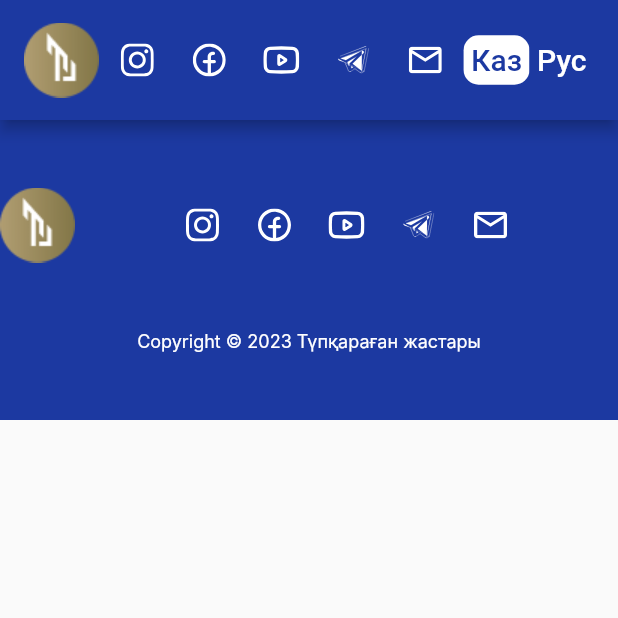
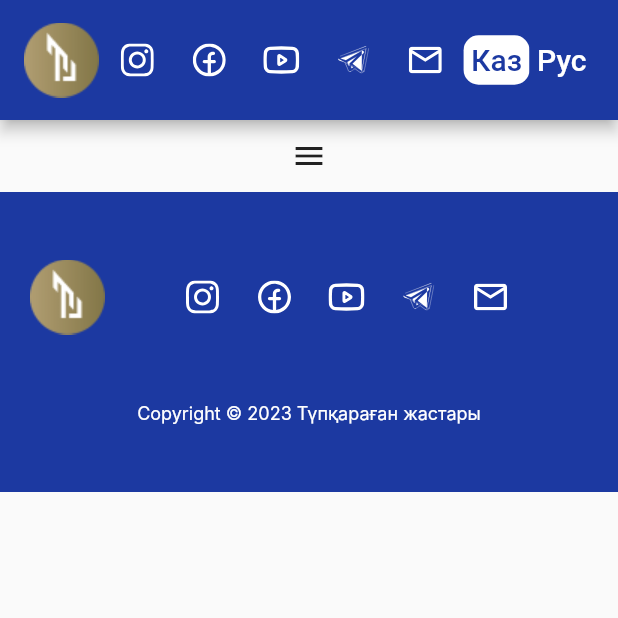
Before and after one commit to jaqsyit/tj_app, a Flutter app: the screen it shows after launch, on a phone screen of 412 x 824 dp, the top half of it. Run offline on Flutter 3.47's test engine with Material 2 defaults, Android fonts, the light colour scheme and no system bars; our stand-ins replace flutter_secure_storage, flutter_svg; Roboto replaces fonts that are missing (Inter).

Commit message:
Some changes

```diff
--- a/lib/features/constructor.dart
+++ b/lib/features/constructor.dart
@@ -1,13 +1,37 @@
+// import 'package:flutter/material.dart';
+// import 'package:tj_app/constants/styles.dart';
+// import 'package:tj_app/widgets/footer.dart';
+// import 'package:tj_app/widgets/header.dart';
+
+// class Construct extends StatelessWidget {
+//   const Construct({super.key});
+
+//   @override
+//   Widget build(BuildContext context) {
+//     return Scaffold(
+//       appBar: AppBar(
+//         toolbarHeight: 80,
+//         centerTitle: true,
+//         backgroundColor: AppStyles().color1,
+//         title: const Header(),
+//       ),
+//       body: const Footer(),
+//     );
+//   }
+// }
+
 import 'package:flutter/material.dart';
 import 'package:tj_app/constants/styles.dart';
 import 'package:tj_app/widgets/footer.dart';
 import 'package:tj_app/widgets/header.dart';
+import 'package:tj_app/widgets/top_navigation.dart';
 
 class Construct extends StatelessWidget {
   const Construct({super.key});
 
   @override
   Widget build(BuildContext context) {
+    var screenWidth = MediaQuery.sizeOf(context).width;
     return Scaffold(
       appBar: AppBar(
         toolbarHeight: 80,
@@ -15,7 +39,31 @@ class Construct extends StatelessWidget {
         backgroundColor: AppStyles().color1,
         title: const Header(),
       ),
-      body: const Footer(),
+      body: SingleChildScrollView(
+        child: Column(
+          children: [
+            TopNav(),
+            Container(
+              decoration: BoxDecoration(
+                color: Colors.white,
+              ),
+              width: 1440,
+              child: Row(
+                children: [
+                  screenWidth > 1440
+                      ? Image.asset('assets/img/back_left.png')
+                      : const SizedBox(),
+                  Spacer(),
+                  screenWidth >= 1440
+                      ? Image.asset('assets/img/back_right.png')
+                      : const SizedBox(),
+                ],
+              ),
+            ),
+            const Footer(),
+          ],
+        ),
+      ),
     );
   }
 }
--- a/lib/widgets/footer.dart
+++ b/lib/widgets/footer.dart
@@ -8,13 +8,13 @@ class Footer extends StatelessWidget {
   @override
   Widget build(BuildContext context) {
     return Container(
-      padding: const EdgeInsets.symmetric(vertical: 45),
+      padding: const EdgeInsets.symmetric(vertical: 45, horizontal: 20),
       color: AppStyles().color1,
       height: 200,
       width: MediaQuery.sizeOf(context).width,
       child: Center(
         child: SizedBox(
-          width: 960,
+          width: 1440,
           child: Column(
             children: [
               Row(
--- a/lib/widgets/header.dart
+++ b/lib/widgets/header.dart
@@ -8,7 +8,7 @@ class Header extends StatelessWidget {
   @override
   Widget build(BuildContext context) {
     return SizedBox(
-      width: 960,
+      width: 1440,
       child: Row(
         mainAxisAlignment: MainAxisAlignment.spaceBetween,
         children: [
--- a/lib/widgets/top_navigation.dart
+++ b/lib/widgets/top_navigation.dart
@@ -2,8 +2,6 @@ import 'package:flutter/material.dart';
 import 'package:tj_app/constants/styles.dart';
 
 class TopNav extends StatelessWidget {
-  TopNav({Key? key});
-
   final List<String> tabLabels = [
     'Басты бет',
     'Жаңалықтар',
@@ -16,8 +14,13 @@ class TopNav extends StatelessWidget {
 
   @override
   Widget build(BuildContext context) {
-    return Scaffold(
-      body: Row(
+    return LayoutBuilder(
+      builder: (BuildContext context, BoxConstraints constraints) {
+        if (constraints.maxWidth >= 1440) {
+          // Экран больше или равен 1440 пикселям, используем Row
+          return SizedBox(
+            width: 1440,
+            child: Row(
               mainAxisSize: MainAxisSize.min,
               mainAxisAlignment: MainAxisAlignment.spaceAround,
               crossAxisAlignment: CrossAxisAlignment.center,
@@ -32,5 +35,32 @@ class TopNav extends StatelessWidget {
               }).toList(),
             ),
           );
+        } else {
+          return IconButton(
+            icon: Icon(Icons.menu),
+            onPressed: () {
+              showModalBottomSheet(
+                context: context,
+                builder: (BuildContext context) {
+                  return ListView(
+                    children: tabLabels.map((label) {
+                      return ListTile(
+                        title: Text(
+                          label,
+                          style: CustomTextStyles.s16w400cb,
+                        ),
+                        onTap: () {
+                          Navigator.pop(context); // Закрыть меню после нажатия
+                        },
+                      );
+                    }).toList(),
+                  );
+                },
+              );
+            },
+          );
+        }
+      },
+    );
   }
 }
```
Lines whose indentation alone changed are shown as unchanged.
